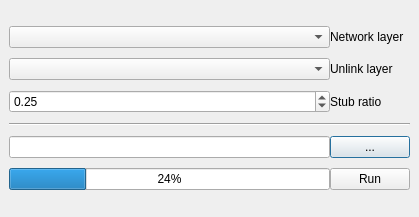
First picture: the form in network_segmenter_dialog_base.ui, repository spacesyntax/NetworkSegmenter, before the edit.
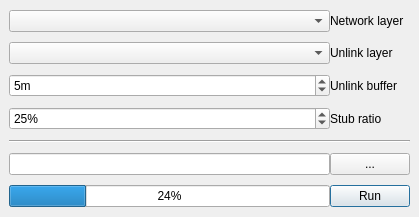
Second picture: the form after the edit.

```diff
--- a/network_segmenter_dialog_base.ui
+++ b/network_segmenter_dialog_base.ui
@@ -49,32 +49,8 @@
      <property name="verticalSpacing">
       <number>10</number>
      </property>
-     <item row="6" column="1">
-      <widget class="QPushButton" name="networkSaveButton">
-       <property name="text">
-        <string>...</string>
-       </property>
-       <property name="flat">
-        <bool>false</bool>
-       </property>
-      </widget>
-     </item>
-     <item row="4" column="1">
-      <widget class="QLabel" name="stub_ratio">
-       <property name="text">
-        <string>Stub ratio</string>
-       </property>
-      </widget>
-     </item>
-     <item row="7" column="0">
-      <widget class="QProgressBar" name="analysisProgress">
-       <property name="value">
-        <number>24</number>
-       </property>
-      </widget>
-     </item>
-     <item row="3" column="0">
-      <widget class="QComboBox" name="unlinkCombo">
+     <item row="1" column="0">
+      <widget class="QComboBox" name="networkCombo">
        <property name="sizePolicy">
         <sizepolicy hsizetype="Minimum" vsizetype="Fixed">
          <horstretch>0</horstretch>
@@ -83,62 +59,62 @@
        </property>
       </widget>
      </item>
-     <item row="4" column="0">
+     <item row="5" column="0">
       <widget class="QDoubleSpinBox" name="stubSpin">
        <property name="suffix">
-        <string/>
+        <string>%</string>
+       </property>
+       <property name="decimals">
+        <number>0</number>
        </property>
        <property name="maximum">
-        <double>1.000000000000000</double>
+        <double>100.000000000000000</double>
        </property>
        <property name="singleStep">
         <double>0.100000000000000</double>
        </property>
        <property name="value">
-        <double>0.250000000000000</double>
+        <double>25.000000000000000</double>
        </property>
       </widget>
      </item>
-     <item row="1" column="0">
-      <widget class="QComboBox" name="networkCombo">
+     <item row="3" column="1">
+      <widget class="QLabel" name="unlink_layer">
        <property name="sizePolicy">
         <sizepolicy hsizetype="Minimum" vsizetype="Fixed">
          <horstretch>0</horstretch>
          <verstretch>0</verstretch>
         </sizepolicy>
        </property>
+       <property name="text">
+        <string>Unlink layer</string>
+       </property>
       </widget>
      </item>
-     <item row="5" column="0" colspan="2">
+     <item row="7" column="0" colspan="2">
       <widget class="Line" name="line_2">
        <property name="orientation">
         <enum>Qt::Horizontal</enum>
        </property>
       </widget>
      </item>
-     <item row="7" column="1">
+     <item row="3" column="0">
+      <widget class="QComboBox" name="unlinkCombo">
+       <property name="sizePolicy">
+        <sizepolicy hsizetype="Minimum" vsizetype="Fixed">
+         <horstretch>0</horstretch>
+         <verstretch>0</verstretch>
+        </sizepolicy>
+       </property>
+      </widget>
+     </item>
+     <item row="9" column="1">
       <widget class="QPushButton" name="analysisButton">
        <property name="text">
         <string>Run</string>
        </property>
       </widget>
      </item>
-     <item row="6" column="0">
-      <widget class="QLineEdit" name="networkText"/>
-     </item>
-     <item row="3" column="1">
-      <widget class="QLabel" name="unlink_layer">
-       <property name="sizePolicy">
-        <sizepolicy hsizetype="Minimum" vsizetype="Fixed">
-         <horstretch>0</horstretch>
-         <verstretch>0</verstretch>
-        </sizepolicy>
-       </property>
-       <property name="text">
-        <string>Unlink layer</string>
-       </property>
-      </widget>
-     </item>
      <item row="1" column="1">
       <widget class="QLabel" name="network_layer">
        <property name="sizePolicy">
@@ -152,6 +128,50 @@
        </property>
       </widget>
      </item>
+     <item row="9" column="0">
+      <widget class="QProgressBar" name="analysisProgress">
+       <property name="value">
+        <number>24</number>
+       </property>
+      </widget>
+     </item>
+     <item row="8" column="1">
+      <widget class="QPushButton" name="networkSaveButton">
+       <property name="text">
+        <string>...</string>
+       </property>
+       <property name="flat">
+        <bool>false</bool>
+       </property>
+      </widget>
+     </item>
+     <item row="8" column="0">
+      <widget class="QLineEdit" name="networkText"/>
+     </item>
+     <item row="4" column="0">
+      <widget class="QSpinBox" name="bufferSpin">
+       <property name="suffix">
+        <string>m</string>
+       </property>
+       <property name="value">
+        <number>5</number>
+       </property>
+      </widget>
+     </item>
+     <item row="4" column="1">
+      <widget class="QLabel" name="unlink_buffer">
+       <property name="text">
+        <string>Unlink buffer</string>
+       </property>
+      </widget>
+     </item>
+     <item row="5" column="1">
+      <widget class="QLabel" name="stub_ratio_2">
+       <property name="text">
+        <string>Stub ratio</string>
+       </property>
+      </widget>
+     </item>
     </layout>
    </item>
   </layout>
```
